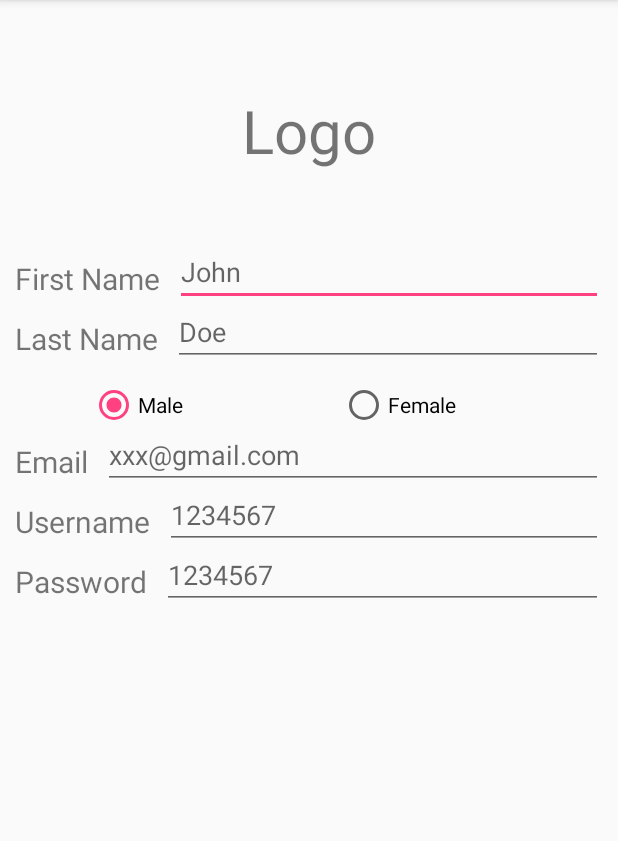
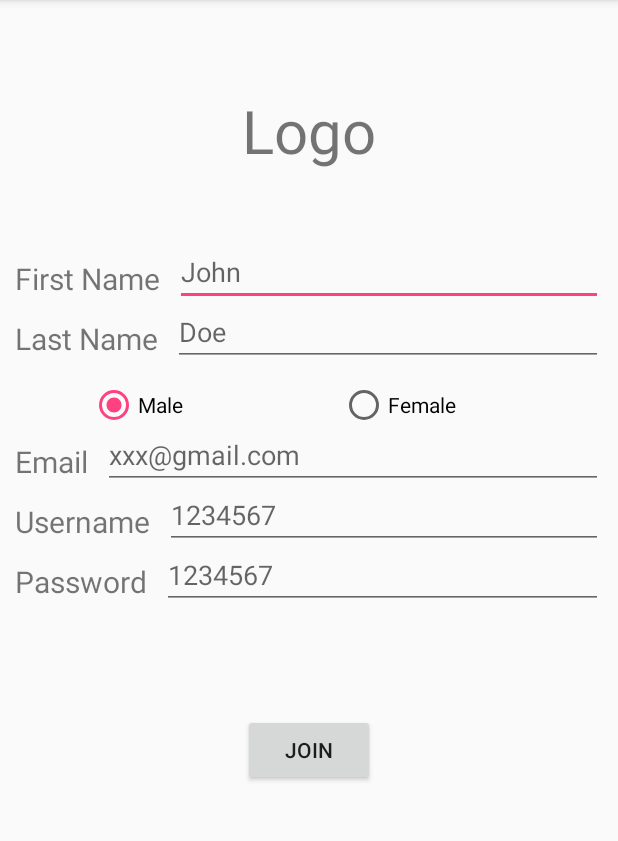
Before and after one commit to q4wen/IO, an Android app: the RegisterActivity screen opened directly, with no data from a screen before it, on a phone screen of 412 x 824 dp, the part 84-925 px from its top. Run offline under Robolectric (Android 15) with nearby library versions, the phone set to English and light mode, and no system bars.

Commit message:
change file name

```diff
--- a/app/src/main/java/uwaterloo/ca/patientmobile/RegisterActivity.java
+++ b/app/src/main/java/uwaterloo/ca/patientmobile/RegisterActivity.java
@@ -12,6 +12,6 @@
     @Override
     protected void onCreate(Bundle savedInstanceState) {
         super.onCreate(savedInstanceState);
-        setContentView(R.layout.fragment_register);
+        setContentView(R.layout.register_home);
     }
 }
--- a/app/src/main/res/layout/fragment_register.xml
+++ b/app/src/main/res/layout/register_home.xml
@@ -152,4 +152,11 @@
 
     </LinearLayout>
 
+    <Button
+        android:id="@+id/register"
+        android:layout_marginTop="30dp"
+        android:text="JOin"
+        android:layout_width="wrap_content"
+        android:layout_height="wrap_content" />
+
 </android.support.v7.widget.LinearLayoutCompat>
```
Also changed, not shown: app/src/main/res/layout/login_main.xml (+4 -3 lines). Lines whose indentation alone changed are shown as unchanged.
